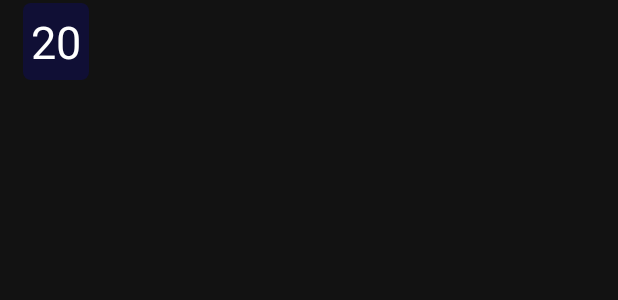
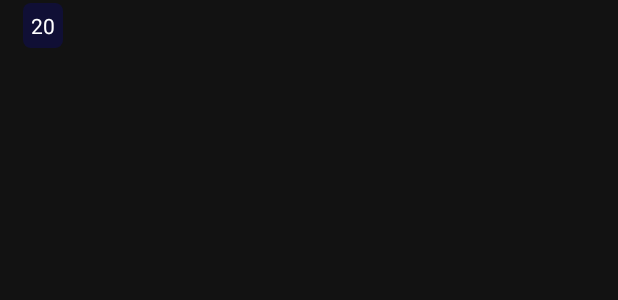
Before and after one commit to GuimaraesSl/TheBug_Zoo, an Android app: the layout orders_item.xml on its own in the app's theme, with its tools: preview values and no code run, on a phone screen of 412 x 824 dp. Shown: the top 300 px of the screen. Run offline under Robolectric (Android 15) with nearby library versions, the phone set to English and light mode, and no system bars.

Commit message:
[BUGFIX]

```diff
--- a/app/src/main/java/com/example/thebug_zoo/pages/InfAdicionais.java
+++ b/app/src/main/java/com/example/thebug_zoo/pages/InfAdicionais.java
@@ -41,9 +41,11 @@ public class InfAdicionais extends AppCompatActivity {
         specie = getIntent().getParcelableExtra("selected_specie");
         //Fazendo referência e chamando as funções do SliderView
         sliderView = findViewById(R.id.imageSlider);
+
         setInformation();
         setSliderViews();
         icons();
+
         shareButton = findViewById(R.id.share);
         shareButton.setOnClickListener(this::shareFunc);
     }
@@ -156,9 +158,7 @@ public class InfAdicionais extends AppCompatActivity {
 
     void icons(){
         imageSeta = findViewById(R.id.imageSeta2);
-        imageSeta.setOnClickListener(v -> {
-            finish();
-        });
+        imageSeta.setOnClickListener(v -> finish());
         imageClose = findViewById(R.id.imageClose);
         imageClose.setOnClickListener( v -> {
             Intent it = new Intent(this, HomeView.class);
--- a/app/src/main/res/layout/orders_item.xml
+++ b/app/src/main/res/layout/orders_item.xml
@@ -22,7 +22,7 @@
         android:gravity="center"
         android:layout_gravity="start"
         android:text="@string/teste"
-        android:textSize="30sp"
+        android:autoSizeTextType="uniform"
         app:layout_constraintStart_toStartOf="parent"
         tools:ignore="MissingConstraints" />
 
```
Also changed, not shown: 1 other file.
